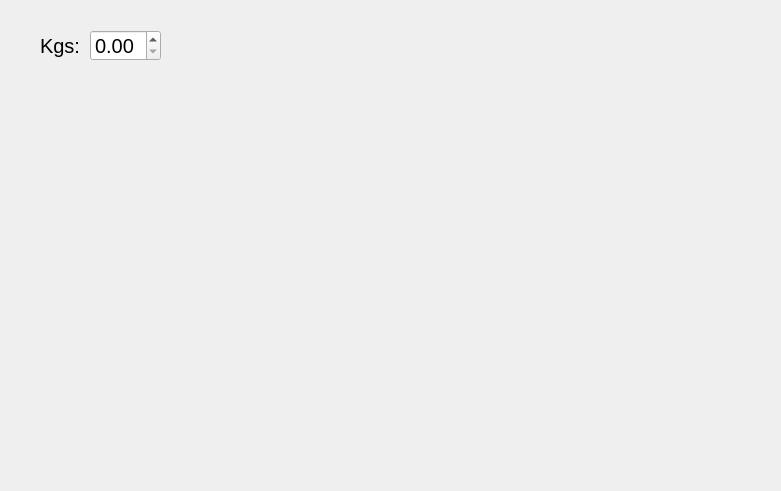
This is Bolsaco/Filtradora.ui in maurocipo/Bolsaco as Qt 5 draws it before an edit. The edited form follows.
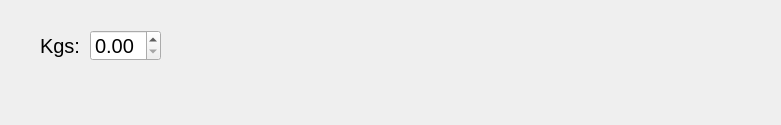
This is the edited form.

Patch:
```diff
--- a/Bolsaco/Filtradora.ui
+++ b/Bolsaco/Filtradora.ui
@@ -7,7 +7,7 @@
     <x>0</x>
     <y>0</y>
     <width>781</width>
-    <height>491</height>
+    <height>125</height>
    </rect>
   </property>
   <property name="windowTitle">
```
